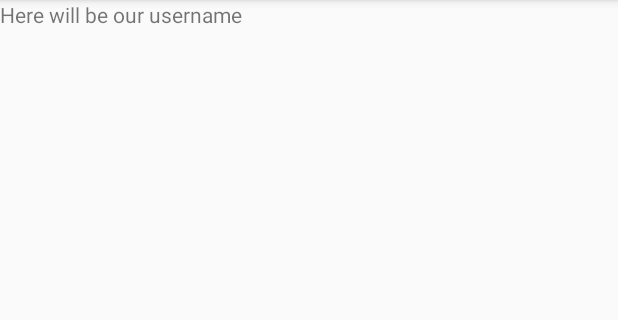
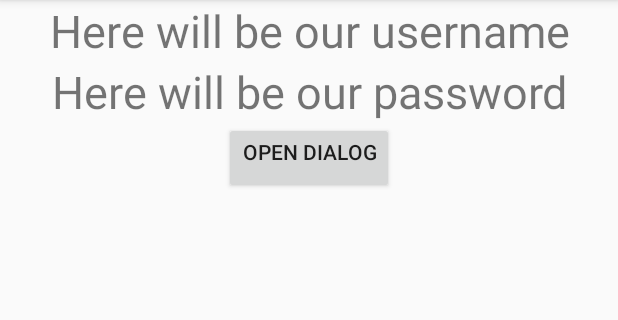
Before and after one commit to xkadmx/MyApplication_dialog, an Android app: the screen it shows after launch (MainActivity), on a phone screen of 412 x 824 dp, the part 84-404 px from its top. Run offline under Robolectric (Android 15) with nearby library versions, the phone set to English and light mode, and no system bars.

Commit message:
adding layout dialot annd a separate class serving AppCompatDialog module

```diff
--- /dev/null
+++ b/app/src/main/java/com/example/myapplication_dialog/ExampleDialog.java
@@ -0,0 +1,6 @@
+package com.example.myapplication_dialog;
+
+import android.support.v7.app.AppCompatDialogFragment;
+
+public class ExampleDialog extends AppCompatDialogFragment {
+}
--- a/app/src/main/java/com/example/myapplication_dialog/MainActivity.java
+++ b/app/src/main/java/com/example/myapplication_dialog/MainActivity.java
@@ -2,12 +2,32 @@ package com.example.myapplication_dialog;
 
 import android.support.v7.app.AppCompatActivity;
 import android.os.Bundle;
+import android.view.View;
+import android.widget.Button;
+import android.widget.TextView;
 
 public class MainActivity extends AppCompatActivity {
+    private TextView textViewUsername;
+    private TextView textViewPassword;
+    private Button button;
 
     @Override
     protected void onCreate(Bundle savedInstanceState) {
         super.onCreate(savedInstanceState);
         setContentView(R.layout.activity_main);
+
+        textViewUsername = findViewById(R.id.textview_username);
+        textViewPassword = findViewById(R.id.textview_password);
+        button = findViewById(R.id.button);
+
+        button.setOnClickListener(new View.OnClickListener() {
+            @Override
+            public void onClick(View v) {
+                openDialog();
+            }
+        });
+    }
+    public void openDialog(){
+
     }
 }
--- a/app/src/main/res/layout/activity_main.xml
+++ b/app/src/main/res/layout/activity_main.xml
@@ -7,8 +7,31 @@
     tools:context=".MainActivity">
 
     <TextView
+        android:id="@+id/textview_username"
+        android:layout_width="match_parent"
+        android:layout_height="wrap_content"
+        android:text="@string/here_will_be_our_username"
+        android:textSize="30sp"
+        android:gravity="center_horizontal"
+        android:layout_centerHorizontal="true"
+        android:layout_alignParentStart="true"/>
+    <TextView
+        android:id="@+id/textview_password"
+        android:layout_width="match_parent"
+        android:layout_height="wrap_content"
+        android:text="@string/here_will_be_our_password"
+        android:textSize="30sp"
+        android:gravity="center_horizontal"
+        android:layout_below="@id/textview_username"
+        android:layout_alignParentStart="true"/>
+
+    <Button
+        android:id="@+id/button"
         android:layout_width="wrap_content"
         android:layout_height="wrap_content"
-        android:text="Here will be our username" />
+        android:layout_below="@id/textview_password"
+        android:layout_centerHorizontal="true"
+        android:gravity="center_horizontal"
+        android:text="@string/open_dialog" />
 
 </RelativeLayout>
--- a/app/src/main/res/values/strings.xml
+++ b/app/src/main/res/values/strings.xml
@@ -1,3 +1,6 @@
 <resources>
     <string name="app_name">My Application_dialog</string>
+    <string name="here_will_be_our_username">Here will be our username</string>
+    <string name="here_will_be_our_password">Here will be our password</string>
+    <string name="open_dialog">Open dialog</string>
 </resources>
```
Also changed, not shown: app/src/main/res/layout/layout_dialog.xml (added, +18 -0 lines).
